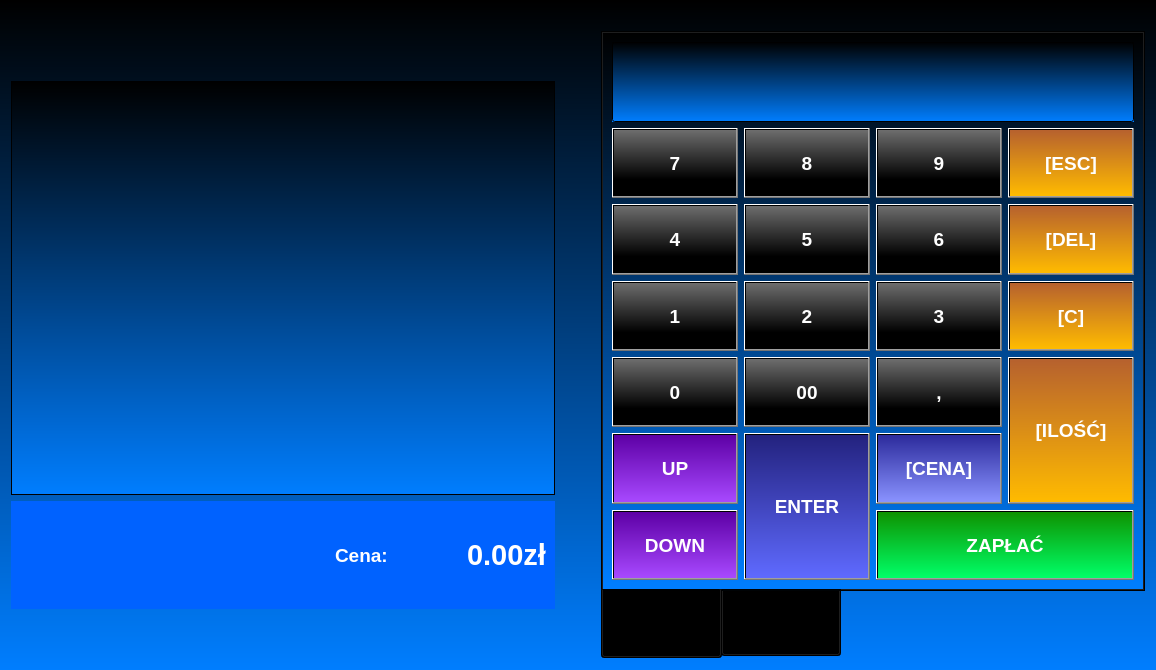
Before: the Qt Designer form ShoppedOUT/zakupy.ui in Filemon279/ProjektCpp, drawn with Qt 5.
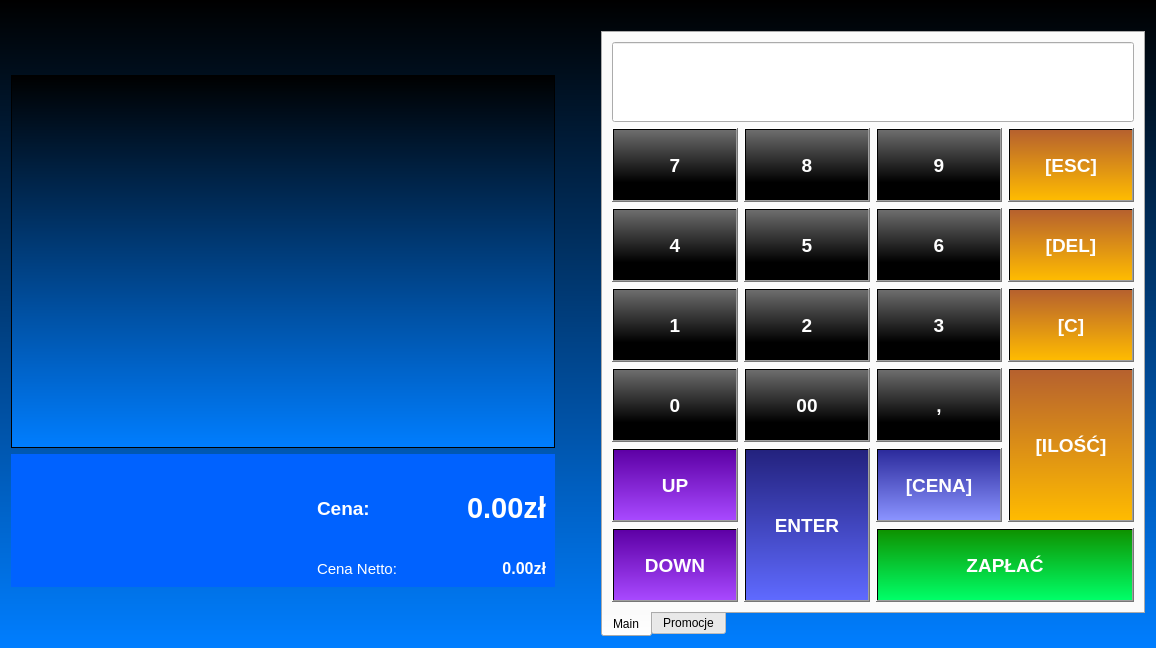
After: the same form once the commit is applied. Icons and pictures are not drawn.

Commit message: Ulepszony czytnik kodow, podliczanie netto oraz brutto.

Diff of the .ui file:
```diff
--- a/ShoppedOUT/zakupy.ui
+++ b/ShoppedOUT/zakupy.ui
@@ -17,13 +17,13 @@
    <enum>Qt::LeftToRight</enum>
   </property>
   <property name="styleSheet">
-   <string notr="true">background-color: qlineargradient(spread:pad, x1:0, y1:0, x2:0, y2:1, stop:0 rgba(0, 0, 0, 255), stop:1 rgba(0, 126, 255, 255));</string>
+   <string notr="true">#Zakupy {background-color: qlineargradient(spread:pad, x1:0, y1:0, x2:0, y2:1, stop:0 rgba(0, 0, 0, 255), stop:1 rgba(0, 126, 255, 255));}</string>
   </property>
   <layout class="QVBoxLayout" name="verticalLayout">
    <item>
     <layout class="QHBoxLayout" name="horizontalLayout">
      <item>
-      <layout class="QVBoxLayout" name="verticalLayout_2" stretch="0,0">
+      <layout class="QVBoxLayout" name="verticalLayout_2" stretch="0,0,0">
        <property name="spacing">
         <number>6</number>
        </property>
@@ -31,7 +31,7 @@
         <number>0</number>
        </property>
        <property name="topMargin">
-        <number>70</number>
+        <number>40</number>
        </property>
        <property name="rightMargin">
         <number>20</number>
@@ -39,6 +39,24 @@
        <property name="bottomMargin">
         <number>50</number>
        </property>
+       <item>
+        <widget class="QLabel" name="label_info">
+         <property name="font">
+          <font>
+           <family>Arial</family>
+           <pointsize>12</pointsize>
+           <weight>75</weight>
+           <bold>true</bold>
+          </font>
+         </property>
+         <property name="styleSheet">
+          <string notr="true">color: white</string>
+         </property>
+         <property name="text">
+          <string/>
+         </property>
+        </widget>
+       </item>
        <item>
         <widget class="QTableWidget" name="zakubyTable">
          <property name="sizePolicy">
@@ -47,15 +65,36 @@
            <verstretch>0</verstretch>
           </sizepolicy>
          </property>
+         <property name="font">
+          <font>
+           <family>Arial</family>
+           <pointsize>18</pointsize>
+           <weight>50</weight>
+           <bold>false</bold>
+          </font>
+         </property>
          <property name="styleSheet">
-          <string notr="true">background-image: url(:/img/Img/white_40_small.png);
+          <string notr="true">gridline-color: white; 
+background-color: qlineargradient(spread:pad, x1:0, y1:0, x2:0, y2:1, stop:0 rgba(0, 0, 0, 255), stop:1 rgba(0, 126, 255, 255));
+background-image: url(:/img/Img/white_40_small.png);
  background-repeat: no-repeat;
  background-position: center;
 background-opacity: 153;
+gridline-color:white;
+color:white
+
+
+
 
 
 </string>
          </property>
+         <property name="rowCount">
+          <number>0</number>
+         </property>
+         <property name="columnCount">
+          <number>0</number>
+         </property>
         </widget>
        </item>
        <item>
@@ -70,6 +109,20 @@
           <string notr="true">background-color: rgb(0, 98, 255);</string>
          </property>
          <layout class="QGridLayout" name="gridLayout_2">
+          <item row="1" column="1">
+           <widget class="QLabel" name="label_4">
+            <property name="text">
+             <string/>
+            </property>
+           </widget>
+          </item>
+          <item row="0" column="0">
+           <widget class="QLabel" name="label_6">
+            <property name="text">
+             <string/>
+            </property>
+           </widget>
+          </item>
           <item row="1" column="0">
            <widget class="QLabel" name="label">
             <property name="sizePolicy">
@@ -105,17 +158,74 @@
             </property>
            </widget>
           </item>
-          <item row="1" column="1">
-           <widget class="QLabel" name="label_4">
+          <item row="0" column="3" rowspan="3">
+           <widget class="QLabel" name="label_Brutto">
+            <property name="sizePolicy">
+             <sizepolicy hsizetype="Minimum" vsizetype="Preferred">
+              <horstretch>0</horstretch>
+              <verstretch>0</verstretch>
+             </sizepolicy>
+            </property>
+            <property name="font">
+             <font>
+              <family>Arial</family>
+              <pointsize>22</pointsize>
+              <weight>75</weight>
+              <bold>true</bold>
+             </font>
+            </property>
+            <property name="layoutDirection">
+             <enum>Qt::LeftToRight</enum>
+            </property>
+            <property name="styleSheet">
+             <string notr="true">color:white
+</string>
+            </property>
             <property name="text">
-             <string/>
+             <string>0.00zł</string>
             </property>
+            <property name="alignment">
+             <set>Qt::AlignRight|Qt::AlignTrailing|Qt::AlignVCenter</set>
+            </property>
            </widget>
           </item>
-          <item row="0" column="0">
-           <widget class="QLabel" name="label_6">
+          <item row="3" column="3">
+           <widget class="QLabel" name="label_netto">
+            <property name="font">
+             <font>
+              <family>Arial</family>
+              <pointsize>12</pointsize>
+              <weight>75</weight>
+              <bold>true</bold>
+             </font>
+            </property>
+            <property name="styleSheet">
+             <string notr="true">color:white
+</string>
+            </property>
             <property name="text">
-             <string/>
+             <string>0.00zł</string>
+            </property>
+            <property name="alignment">
+             <set>Qt::AlignRight|Qt::AlignTrailing|Qt::AlignVCenter</set>
+            </property>
+           </widget>
+          </item>
+          <item row="3" column="2">
+           <widget class="QLabel" name="label_7">
+            <property name="font">
+             <font>
+              <family>Arial</family>
+              <pointsize>11</pointsize>
+              <weight>50</weight>
+              <bold>false</bold>
+             </font>
+            </property>
+            <property name="styleSheet">
+             <string notr="true">color:white</string>
+            </property>
+            <property name="text">
+             <string>Cena Netto:</string>
             </property>
            </widget>
           </item>
@@ -150,37 +260,6 @@
             </property>
            </widget>
           </item>
-          <item row="0" column="3" rowspan="3">
-           <widget class="QLabel" name="label_3">
-            <property name="sizePolicy">
-             <sizepolicy hsizetype="Minimum" vsizetype="Preferred">
-              <horstretch>0</horstretch>
-              <verstretch>0</verstretch>
-             </sizepolicy>
-            </property>
-            <property name="font">
-             <font>
-              <family>Arial</family>
-              <pointsize>22</pointsize>
-              <weight>75</weight>
-              <bold>true</bold>
-             </font>
-            </property>
-            <property name="layoutDirection">
-             <enum>Qt::LeftToRight</enum>
-            </property>
-            <property name="styleSheet">
-             <string notr="true">color:white
-</string>
-            </property>
-            <property name="text">
-             <string>0.00zł</string>
-            </property>
-            <property name="alignment">
-             <set>Qt::AlignRight|Qt::AlignTrailing|Qt::AlignVCenter</set>
-            </property>
-           </widget>
-          </item>
          </layout>
         </widget>
        </item>
@@ -206,7 +285,12 @@
           </sizepolicy>
          </property>
          <property name="styleSheet">
-          <string notr="true">QTabBar::tab { height: 70px; width: 120px; }</string>
+          <string notr="true">
+QTabBar::tab {height: 70px; width: 120px};
+background-color: qlineargradient(spread:pad, x1:0, y1:0, x2:0, y2:1, stop:0 rgba(0, 0, 0, 255), stop:1 rgba(0, 126, 255, 255));
+
+
+</string>
          </property>
          <property name="tabPosition">
           <enum>QTabWidget::South</enum>
```
The commit also changes 10 other files.
